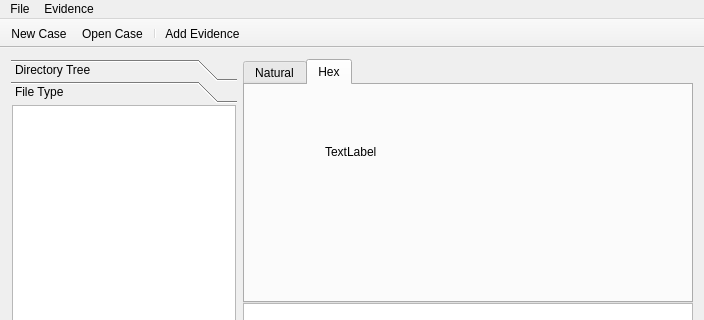
This is wombatforensics.ui in pjrinaldi/wombatforensics as Qt 5 draws it before an edit; both pictures show x 0 to 704 and y 0 to 320 of the 704 by 580 pixel window. The edited form follows.
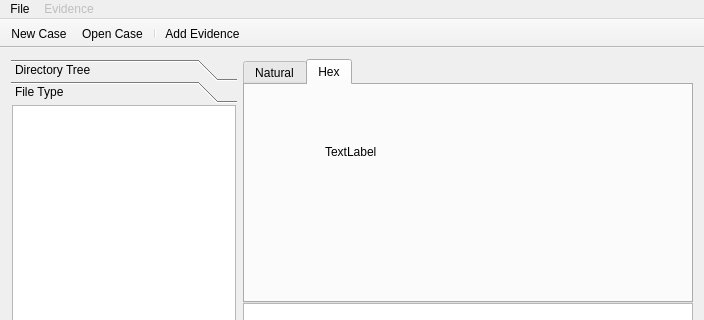
This is the edited form. The open tabs and pages were chosen to show the change. Icons and pictures are not drawn.

```diff
--- a/wombatforensics.ui
+++ b/wombatforensics.ui
@@ -298,6 +298,9 @@
     </property>
    </widget>
    <widget class="QMenu" name="menuEvidence">
+    <property name="enabled">
+     <bool>false</bool>
+    </property>
     <property name="title">
      <string>Evidence</string>
     </property>
```
Left out of the diff: 12 changed lines with no effect on the pictures.
